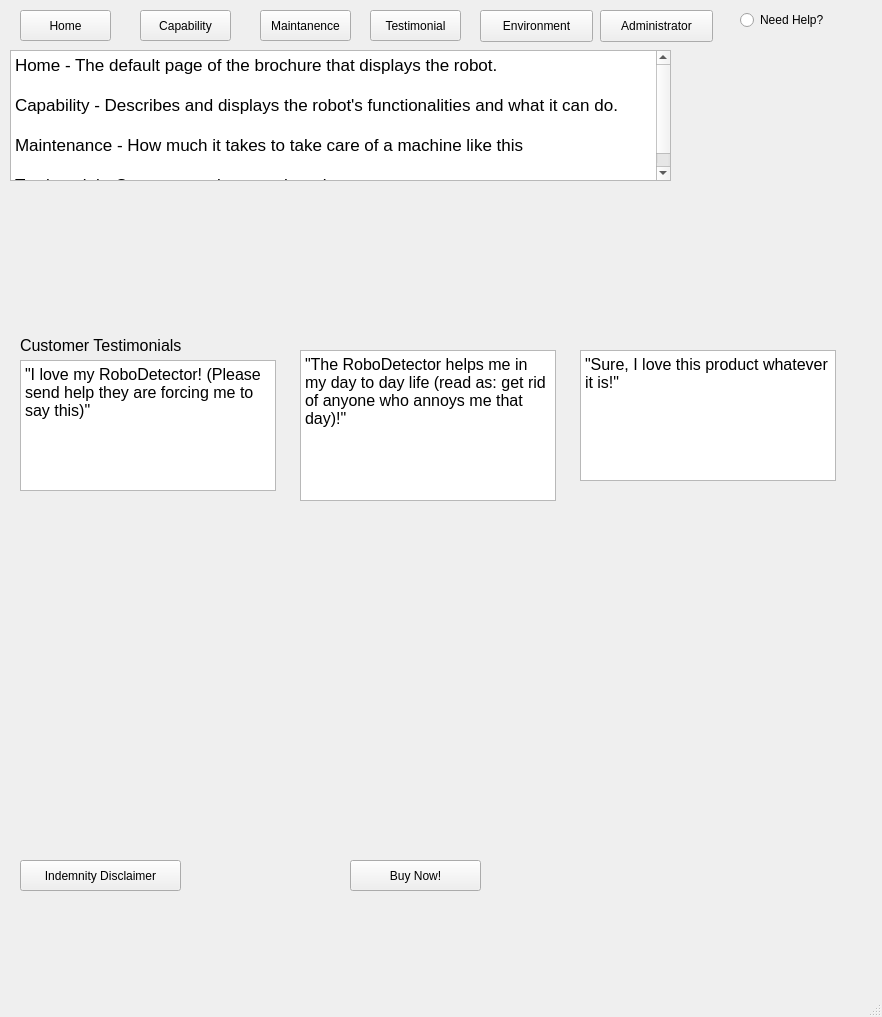
Above: brochure/home.ui from Team-llamas/Project-1 before the change. Below: the same form after it.
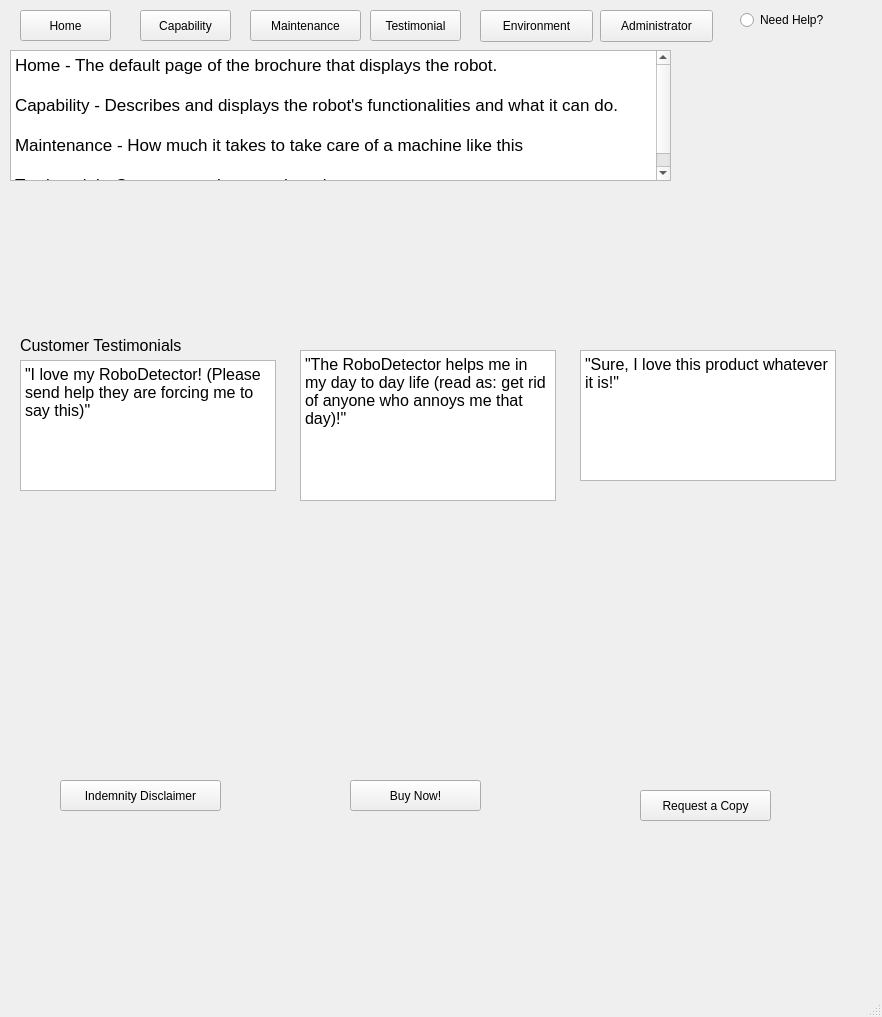
That is the form after the change. The open tabs and pages were chosen to show the change. Icons and pictures are not drawn.

Commit message: Stuck on this story. Need help!

The edit to the form file:
```diff
--- a/brochure/home.ui
+++ b/brochure/home.ui
@@ -61,14 +61,14 @@
    <widget class="QPushButton" name="maint">
     <property name="geometry">
      <rect>
-      <x>260</x>
+      <x>250</x>
       <y>10</y>
-      <width>91</width>
+      <width>111</width>
       <height>31</height>
      </rect>
     </property>
     <property name="text">
-     <string>Maintanence</string>
+     <string>Maintenance</string>
     </property>
    </widget>
    <widget class="QPushButton" name="testimonial">
@@ -106,7 +106,7 @@
       <x>20</x>
       <y>330</y>
       <width>841</width>
-      <height>491</height>
+      <height>601</height>
      </rect>
     </property>
     <property name="currentIndex">
@@ -240,6 +240,48 @@
        <bool>true</bool>
       </property>
      </widget>
+     <widget class="QPushButton" name="indemnity">
+      <property name="geometry">
+       <rect>
+        <x>40</x>
+        <y>450</y>
+        <width>161</width>
+        <height>31</height>
+       </rect>
+      </property>
+      <property name="text">
+       <string>Indemnity Disclaimer</string>
+      </property>
+     </widget>
+     <widget class="QPushButton" name="buyNow">
+      <property name="geometry">
+       <rect>
+        <x>330</x>
+        <y>450</y>
+        <width>131</width>
+        <height>31</height>
+       </rect>
+      </property>
+      <property name="text">
+       <string>Buy Now!</string>
+      </property>
+     </widget>
+     <widget class="QPushButton" name="PamphletCopy">
+      <property name="geometry">
+       <rect>
+        <x>620</x>
+        <y>460</y>
+        <width>131</width>
+        <height>31</height>
+       </rect>
+      </property>
+      <property name="text">
+       <string>Request a Copy</string>
+      </property>
+      <property name="checkable">
+       <bool>true</bool>
+      </property>
+     </widget>
     </widget>
     <widget class="QWidget" name="capabilityPage">
      <widget class="QTextBrowser" name="textBrowser_5">
@@ -1209,32 +1251,6 @@
      <string>Administrator</string>
     </property>
    </widget>
-   <widget class="QPushButton" name="indemnity">
-    <property name="geometry">
-     <rect>
-      <x>20</x>
-      <y>860</y>
-      <width>161</width>
-      <height>31</height>
-     </rect>
-    </property>
-    <property name="text">
-     <string>Indemnity Disclaimer</string>
-    </property>
-   </widget>
-   <widget class="QPushButton" name="buyNow">
-    <property name="geometry">
-     <rect>
-      <x>350</x>
-      <y>860</y>
-      <width>131</width>
-      <height>31</height>
-     </rect>
-    </property>
-    <property name="text">
-     <string>Buy Now!</string>
-    </property>
-   </widget>
   </widget>
   <widget class="QMenuBar" name="menubar">
    <property name="enabled">
```
Left out of the diff: 56 changed lines with no effect on the pictures. The commit also changes 2 other files.
